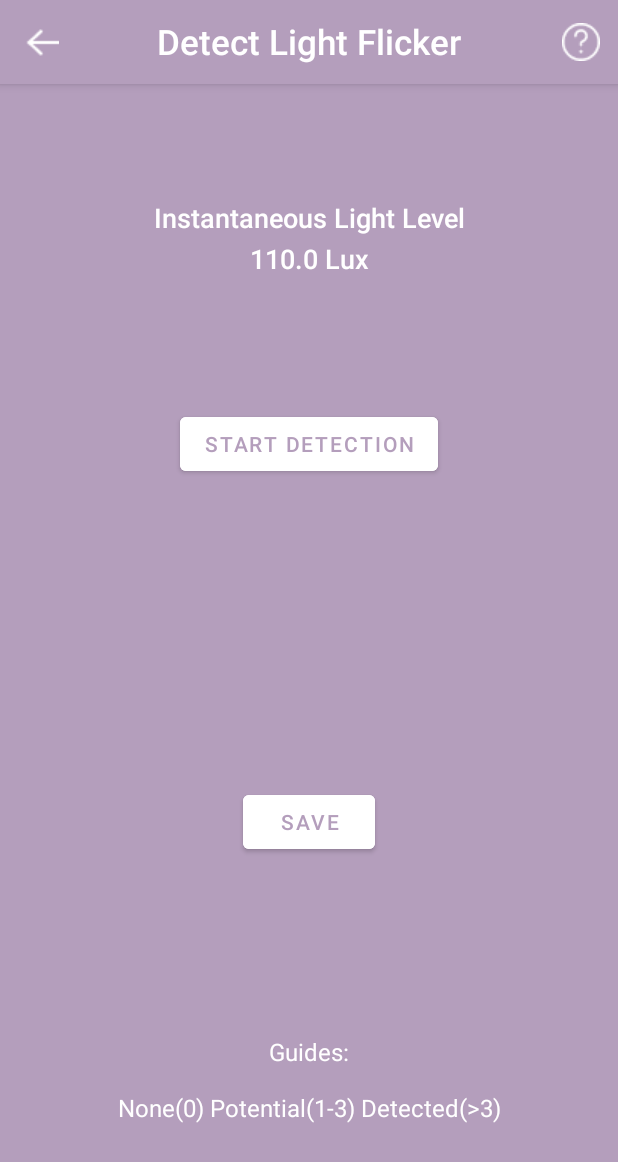
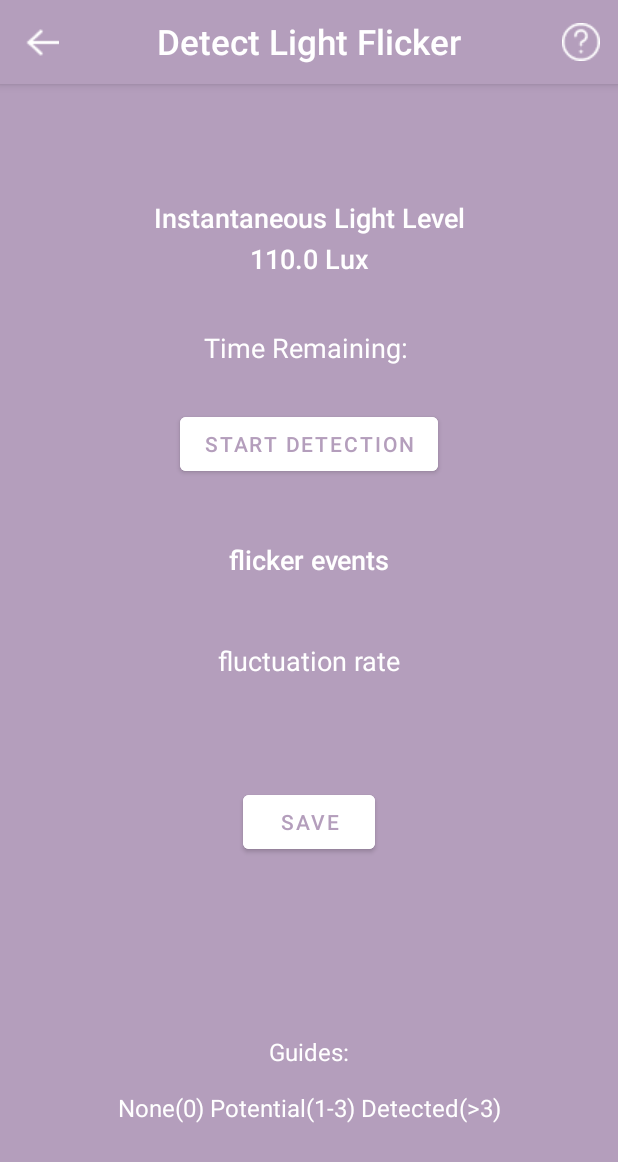
Before and after one commit to ChloeZ1208/IllumiSmart, an Android app: the FlickerActivity screen opened directly, with no data from a screen before it, on a phone screen of 412 x 824 dp. Shown: the top 1162 px of the screen. Run offline under Robolectric (Android 15) with nearby library versions, the phone set to English and light mode, and no system bars; our stand-ins replace Room's generated code.

```diff
--- a/app/src/main/res/layout/activity_flicker.xml
+++ b/app/src/main/res/layout/activity_flicker.xml
@@ -63,9 +63,9 @@
         android:layout_width="wrap_content"
         android:layout_height="wrap_content"
         android:fontFamily="sans-serif"
-        android:text="Seconds remaining: "
+        android:text="Time Remaining: "
         android:textSize="18sp"
-        android:visibility="invisible"
+        android:visibility="visible"
         app:layout_constraintBottom_toBottomOf="parent"
         app:layout_constraintEnd_toEndOf="parent"
         app:layout_constraintStart_toStartOf="parent"
@@ -75,10 +75,11 @@
     <TextView
         android:id="@+id/flicker_text_info"
         android:layout_width="wrap_content"
-        android:layout_height="24dp"
+        android:layout_height="wrap_content"
         android:fontFamily="sans-serif-medium"
+        android:text="flicker events"
         android:textSize="18sp"
-        android:visibility="invisible"
+        android:visibility="visible"
         app:layout_constraintBottom_toBottomOf="parent"
         app:layout_constraintEnd_toEndOf="parent"
         app:layout_constraintStart_toStartOf="parent"
@@ -144,8 +145,9 @@
         android:layout_width="wrap_content"
         android:layout_height="wrap_content"
         android:fontFamily="sans-serif"
+        android:text="fluctuation rate"
         android:textSize="18sp"
-        android:visibility="invisible"
+        android:visibility="visible"
         app:layout_constraintBottom_toBottomOf="parent"
         app:layout_constraintEnd_toEndOf="parent"
         app:layout_constraintStart_toStartOf="parent"
--- a/app/src/main/res/layout/activity_home.xml
+++ b/app/src/main/res/layout/activity_home.xml
@@ -12,7 +12,9 @@
         android:layout_width="match_parent"
         android:layout_height="150dp"
         android:background="@android:color/transparent"
+        android:elevation="0dp"
         android:fitsSystemWindows="true"
+        app:elevation="0dp"
         app:layout_constraintEnd_toEndOf="parent"
         app:layout_constraintStart_toStartOf="parent"
         app:layout_constraintTop_toTopOf="parent">
@@ -20,7 +22,7 @@
         <com.google.android.material.appbar.CollapsingToolbarLayout
             android:layout_width="match_parent"
             android:layout_height="match_parent"
-            android:fitsSystemWindows="true"
+            android:elevation="0dp"
             app:expandedTitleMarginBottom="28dp"
             app:expandedTitleMarginStart="72dp">
 
```
Also changed, not shown: app/src/main/res/drawable/home_appbar.png.
